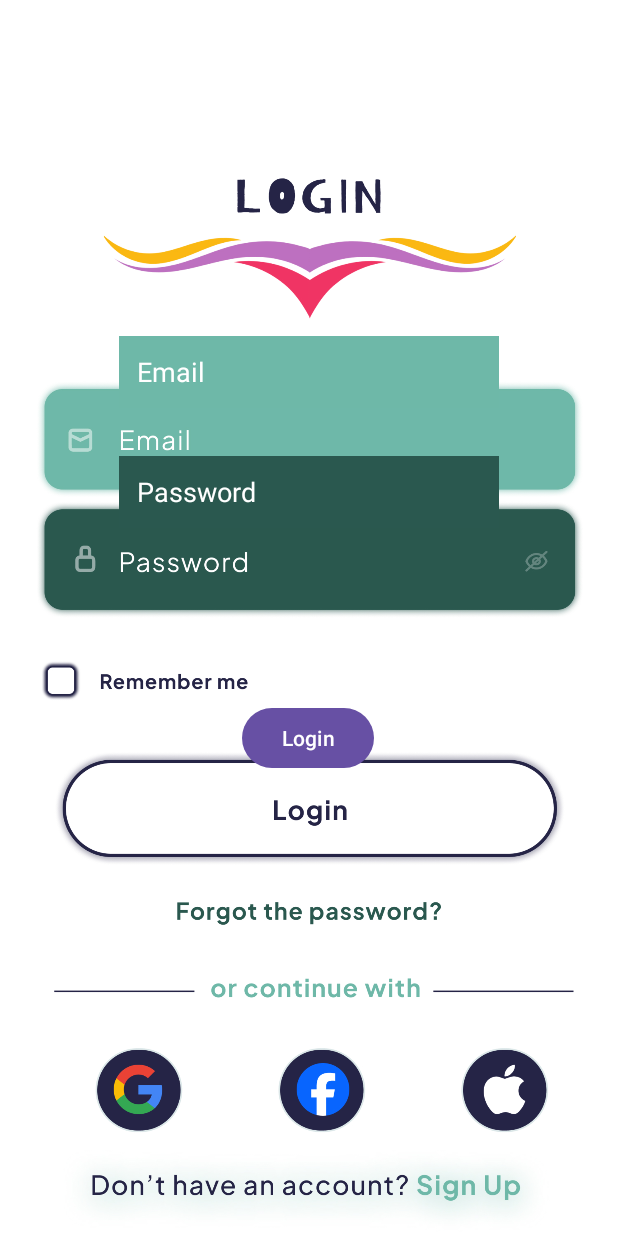
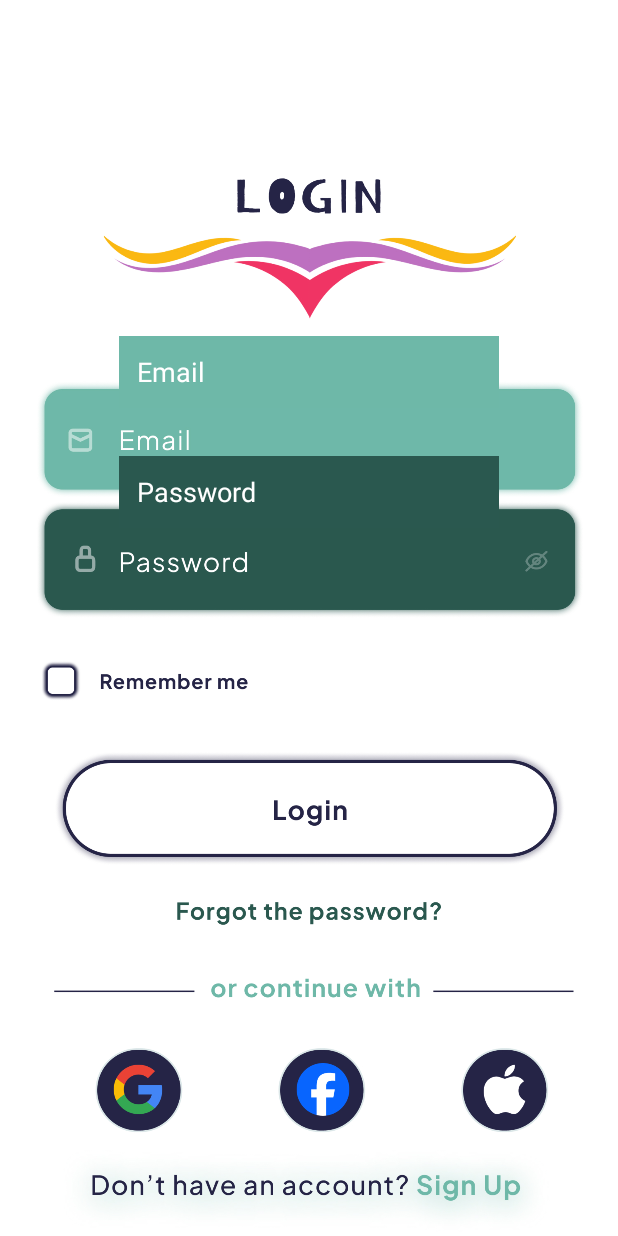
Before and after one commit to Feekyun/Platform_AuraTunes, an Android app: the layout login_page.xml on its own in the app's theme, with its tools: preview values and no code run, on a phone screen of 412 x 824 dp. Run offline under Robolectric (Android 15) with nearby library versions, the phone set to English and light mode, and no system bars.

Commit message:
Login page (amburadul Layout)

```diff
--- a/app/src/main/AndroidManifest.xml
+++ b/app/src/main/AndroidManifest.xml
@@ -22,6 +22,7 @@
                 <category android:name="android.intent.category.LAUNCHER" />
             </intent-filter>
         </activity>
+        <activity android:name=".login_page" />
     </application>
 
 </manifest>
--- /dev/null
+++ b/app/src/main/java/com/example/test_platform/dashboard_activity.kt
@@ -0,0 +1,4 @@
+package com.example.test_platform
+
+class dashboard_activity {
+}
--- a/app/src/main/java/com/example/test_platform/login_page.kt
+++ b/app/src/main/java/com/example/test_platform/login_page.kt
@@ -1,4 +1,33 @@
 package com.example.test_platform
+import android.content.Intent
+import android.os.Bundle
+import android.widget.Button
+import android.widget.EditText
+import androidx.appcompat.app.AppCompatActivity
 
-class login_page {
+class login_page : AppCompatActivity() {
+
+    override fun onCreate(savedInstanceState: Bundle?) {
+        super.onCreate(savedInstanceState)
+        setContentView(R.layout.login_page) // adjust if layout name is different
+
+        val emailEditText = findViewById<EditText>(R.id.et_email)
+        val passwordEditText = findViewById<EditText>(R.id.et_password)
+        val loginButton = findViewById<Button>(R.id.btn_login)
+
+        loginButton.setOnClickListener {
+            val email = emailEditText.text.toString()
+            val password = passwordEditText.text.toString()
+
+            // Optional: Add basic validation here
+            if (email.isNotEmpty() && password.isNotEmpty()) {
+                // Proceed to main dashboard
+                val intent = Intent(this@login_page, dashboard_activity ::class.java)
+                startActivity(intent)
+                finish()
+            } else {
+                // Optional: Show error message (e.g., Toast)
+            }
+        }
+    }
 }
--- a/app/src/main/res/layout/activity_second.xml
+++ b/app/src/main/res/layout/login_page.xml
@@ -14,18 +14,22 @@
         android:layout_weight="1">
 
         <!-- Gambar Latar Belakang -->
+
+        <!-- Input Email -->
+
         <ImageView
             android:id="@+id/backgroundImage"
             android:layout_width="0dp"
             android:layout_height="0dp"
             android:scaleType="centerCrop"
             android:src="@drawable/loginn"
+            app:layout_constraintBottom_toBottomOf="parent"
+            app:layout_constraintEnd_toEndOf="parent"
+            app:layout_constraintHorizontal_bias="0.0"
+            app:layout_constraintStart_toStartOf="parent"
             app:layout_constraintTop_toTopOf="parent"
-            app:layout_constraintBottom_toBottomOf="parent"
-            app:layout_constraintStart_toStartOf="parent"
-            app:layout_constraintEnd_toEndOf="parent"/>
+            app:layout_constraintVertical_bias="0.0" />
 
-        <!-- Input Email -->
         <EditText
             android:id="@+id/et_email"
             android:layout_width="253dp"
@@ -60,12 +64,12 @@
 
         <Button
             android:id="@+id/btn_login"
-            android:layout_width="wrap_content"
-            android:layout_height="wrap_content"
-            android:layout_marginTop="116dp"
-            android:text="Login"
+            android:layout_width="334dp"
+            android:layout_height="75dp"
+            android:layout_marginTop="100dp"
+            android:background="@android:color/transparent"
             app:layout_constraintEnd_toEndOf="parent"
-            app:layout_constraintHorizontal_bias="0.498"
+            app:layout_constraintHorizontal_bias="0.493"
             app:layout_constraintStart_toStartOf="parent"
             app:layout_constraintTop_toBottomOf="@+id/et_password" />
 
```
Also changed, not shown: app/src/main/java/com/example/test_platform/DashboardActivity.kt (deleted, +0 -59 lines), app/src/main/res/layout/activity_dashboard2.xml (deleted, +0 -31 lines), app/src/main/res/drawable/home_icn.png (added), app/src/main/res/drawable/libr_icn.png (added), app/src/main/res/drawable/srch_icn.png (added), app/src/main/res/font/circularbold.otf (added), app/src/main/res/font/circularmedium.otf (added), app/src/main/res/font/circularstdblack.otf (added), app/src/main/res/font/circularthin.otf (added), app/src/main/res/font/gothambold.otf (added).
